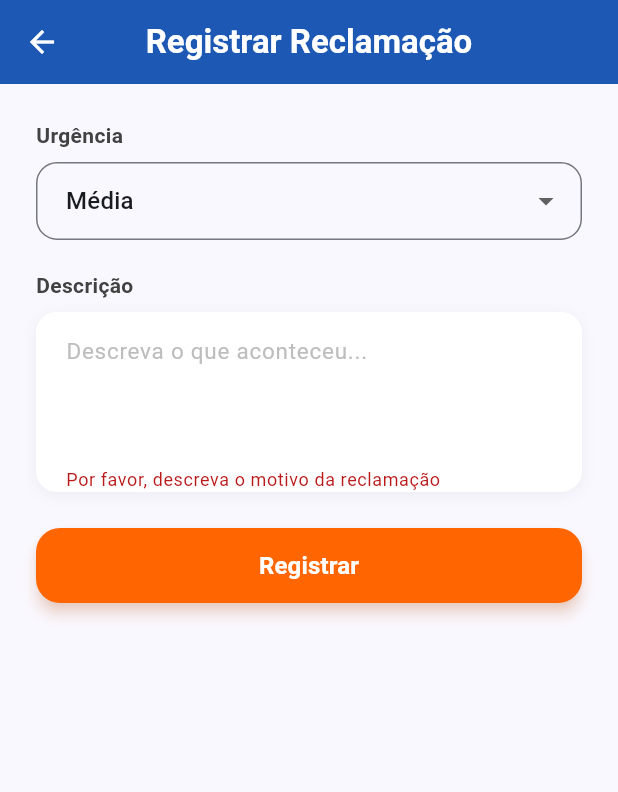
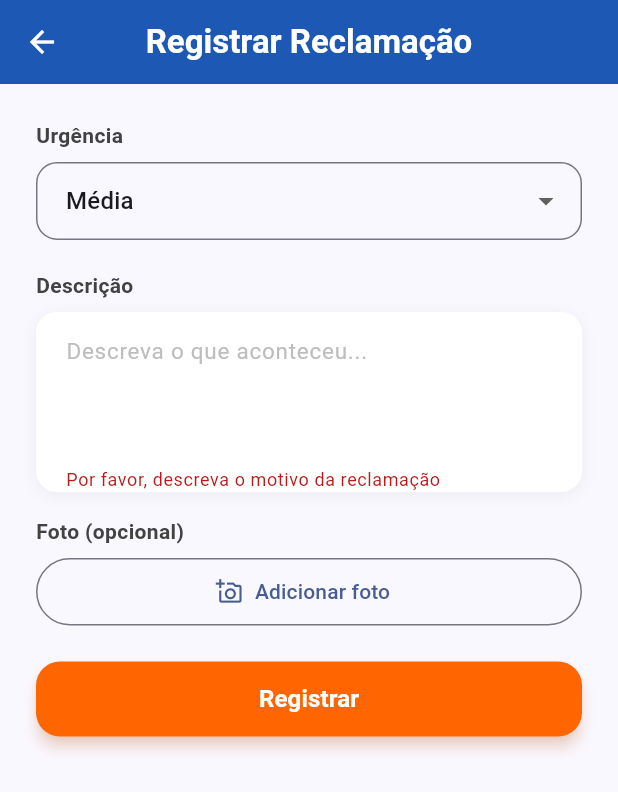
Before and after one commit to barbuiojr/condotop, a Flutter app: the RegistrarReclamacao screen opened directly, after a tap on "Registrar", on a phone screen of 412 x 824 dp. Shown: the top 792 px of the screen. Run offline on Flutter 3.47's test engine with Material 3 defaults, Android fonts, the phone set to English and light mode, and no system bars; our stand-ins replace dio, image_picker, qr_flutter, share_plus, shared_preferences; accounts and stored records are empty.

Commit message:
feat: Adiciona suporte para envio de imagens na reclamação e atualiza método de post na API

```diff
--- a/lib/utils/api.dart
+++ b/lib/utils/api.dart
@@ -84,8 +84,8 @@ class ApiService {
     return await dio.get(url, queryParameters: query);
   }
 
-  Future<Response> post(String url, dynamic data) async {
-    return await dio.post(url, data: data);
+  Future<Response> post(String url, dynamic data, {Options? options}) async {
+    return await dio.post(url, data: data, options: options);
   }
 
   Future<Response> put(String url, dynamic data) async {
--- a/lib/views/registrar_reclamacao.dart
+++ b/lib/views/registrar_reclamacao.dart
@@ -1,9 +1,12 @@
 import 'dart:convert';
+import 'dart:io';
 
 import 'package:condotop/utils/api.dart';
 import 'package:condotop/utils/app_snackbar.dart';
 import 'package:condotop/utils/session_service.dart';
+import 'package:dio/dio.dart';
 import 'package:flutter/material.dart';
+import 'package:image_picker/image_picker.dart';
 
 class RegistrarReclamacao extends StatefulWidget {
   const RegistrarReclamacao({super.key});
@@ -17,10 +20,12 @@ class _RegistrarReclamacaoState extends State<RegistrarReclamacao> {
   final _descricaoController = TextEditingController();
   final _sessionService = SessionService();
   final _apiService = ApiService();
+  final _imagePicker = ImagePicker();
   String _urgencia = 'Média';
   bool _isLoading = false;
   String? _successMessage;
   String? _errorMessage;
+  File? _fotoReclamacao;
 
   @override
   void dispose() {
@@ -49,7 +54,6 @@ class _RegistrarReclamacaoState extends State<RegistrarReclamacao> {
           return;
         }
 
-        // Criar body para a API (sem data_entrada e hora_entrada, ou null)
         final body = {
           'id_condominio': idCondominio,
           'id_morador': idMorador,
@@ -58,11 +62,28 @@ class _RegistrarReclamacaoState extends State<RegistrarReclamacao> {
           'data_reclamacao': DateTime.now().toIso8601String(),
         };
 
+        dynamic payload = body;
+        Options? options;
+        if (_fotoReclamacao != null) {
+          final fileName = _fotoReclamacao!.path.split('/').last;
+          payload = FormData.fromMap({
+            ...body,
+            'foto': await MultipartFile.fromFile(
+              _fotoReclamacao!.path,
+              filename: fileName,
+            ),
+          });
+          options = Options(
+            contentType: 'multipart/form-data',
+          );
+        }
+
         // Debug: imprimir o body
         print('📤 Enviando para API: $body');
 
         // Enviar para a API
-        final response = await _apiService.post('/reclamacoes/', body);
+        final response =
+            await _apiService.post('/reclamacoes/', payload, options: options);
 
         if (response.statusCode == 200 || response.statusCode == 201) {
           // Criar JSON para o QR code (mesmo formato)
@@ -71,6 +92,7 @@ class _RegistrarReclamacaoState extends State<RegistrarReclamacao> {
           setState(() {
             _isLoading = false;
             _descricaoController.clear();
+            _fotoReclamacao = null;
           });
 
           AppSnackbar.showSuccess(
@@ -108,6 +130,48 @@ class _RegistrarReclamacaoState extends State<RegistrarReclamacao> {
         print('❌ Erro ao gerar QR code: $e');
       }
     }
+  }
+
+  Future<void> _selecionarFoto() async {
+    final source = await showModalBottomSheet<ImageSource>(
+      context: context,
+      builder: (context) {
+        return SafeArea(
+          child: Column(
+            mainAxisSize: MainAxisSize.min,
+            children: [
+              ListTile(
+                leading: const Icon(Icons.camera_alt_outlined),
+                title: const Text('Câmera'),
+                onTap: () => Navigator.pop(context, ImageSource.camera),
+              ),
+              ListTile(
+                leading: const Icon(Icons.photo_library_outlined),
+                title: const Text('Galeria'),
+                onTap: () => Navigator.pop(context, ImageSource.gallery),
+              ),
+            ],
+          ),
+        );
+      },
+    );
+
+    if (source == null) {
+      return;
+    }
+
+    final picked = await _imagePicker.pickImage(
+      source: source,
+      imageQuality: 85,
+    );
+
+    if (picked == null) {
+      return;
+    }
+
+    setState(() {
+      _fotoReclamacao = File(picked.path);
+    });
   }
 
   @override
@@ -241,6 +305,69 @@ class _RegistrarReclamacaoState extends State<RegistrarReclamacao> {
                   ),
                 ),
               ),
+
+              const SizedBox(height: 16),
+
+              Text(
+                "Foto (opcional)",
+                style: TextStyle(
+                  fontSize: 14,
+                  fontWeight: FontWeight.w600,
+                  color: Colors.grey.shade800,
+                ),
+              ),
+              const SizedBox(height: 8),
+              SizedBox(
+                height: 45,
+                child: OutlinedButton.icon(
+                  onPressed: _isLoading ? null : _selecionarFoto,
+                  icon: const Icon(Icons.add_a_photo_outlined),
+                  label: Text(
+                    _fotoReclamacao == null ? 'Adicionar foto' : 'Alterar foto',
+                  ),
+                ),
+              ),
+              if (_fotoReclamacao != null) ...[
+                const SizedBox(height: 10),
+                ClipRRect(
+                  borderRadius: BorderRadius.circular(12),
+                  child: Stack(
+                    children: [
+                      Image.file(
+                        _fotoReclamacao!,
+                        width: double.infinity,
+                        height: 180,
+                        fit: BoxFit.cover,
+                      ),
+                      Positioned(
+                        top: 8,
+                        right: 8,
+                        child: GestureDetector(
+                          onTap: _isLoading
+                              ? null
+                              : () {
+                                  setState(() {
+                                    _fotoReclamacao = null;
+                                  });
+                                },
+                          child: Container(
+                            padding: const EdgeInsets.all(6),
+                            decoration: BoxDecoration(
+                              color: Colors.black.withOpacity(0.6),
+                              shape: BoxShape.circle,
+                            ),
+                            child: const Icon(
+                              Icons.close,
+                              color: Colors.white,
+                              size: 18,
+                            ),
+                          ),
+                        ),
+                      ),
+                    ],
+                  ),
+                ),
+              ],
 
               const SizedBox(height: 16),
 
```
